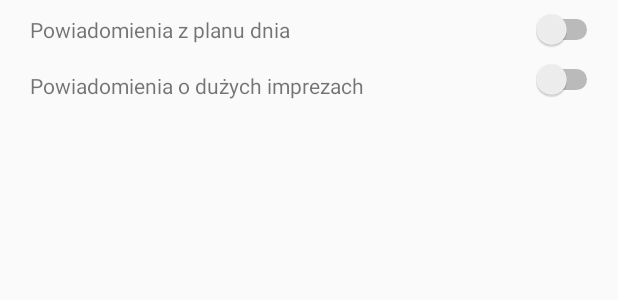
After one commit to Zielon/NavimeeMobile, an Android app: the layout notification_settings.xml on its own in the app's theme, with its tools: preview values and no code run, on a phone screen of 412 x 824 dp. The commit adds this screen. Shown: the top 300 px of the screen. Run offline under Robolectric (Android 15) with nearby library versions, the phone set to English and light mode, and no system bars.

Commit message:
zmiany ustawienia cz.2

```diff
--- a/app/src/main/java/org/pl/android/navimee/injection/component/ActivityComponent.java
+++ b/app/src/main/java/org/pl/android/navimee/injection/component/ActivityComponent.java
@@ -5,14 +5,13 @@ import android.content.Context;
 import dagger.Subcomponent;
 
 import org.pl.android.navimee.injection.ActivityContext;
-import org.pl.android.navimee.injection.ApplicationContext;
 import org.pl.android.navimee.injection.PerActivity;
 import org.pl.android.navimee.injection.module.ActivityModule;
 import org.pl.android.navimee.ui.dayschedule.DayScheduleFragment;
-import org.pl.android.navimee.ui.events.EventsAdapter;
 import org.pl.android.navimee.ui.events.EventsFragment;
 import org.pl.android.navimee.ui.hotspot.HotSpotFragment;
 import org.pl.android.navimee.ui.main.MainActivity;
+import org.pl.android.navimee.ui.settings.notification.NotificationActivity;
 import org.pl.android.navimee.ui.settings.SettingsActivity;
 import org.pl.android.navimee.ui.signin.SignInActivity;
 import org.pl.android.navimee.ui.signup.SignUpActivity;
@@ -25,6 +24,7 @@ import org.pl.android.navimee.ui.signup.SignUpActivity;
 public interface ActivityComponent {
 
     void inject(MainActivity mainActivity);
+    void inject(NotificationActivity notificationActivity);
     void inject(EventsFragment eventsFragment);
     void inject(HotSpotFragment hotSpotFragment);
     void inject(DayScheduleFragment dayScheduleFragment);
--- a/app/src/main/java/org/pl/android/navimee/ui/settings/SettingsPresenter.java
+++ b/app/src/main/java/org/pl/android/navimee/ui/settings/SettingsPresenter.java
@@ -50,7 +50,7 @@ public class SettingsPresenter extends BasePresenter<SettingsMvpView> {
         String userId = mDataManager.getFirebaseService().getFirebaseAuth().getCurrentUser().getUid();
         Map<String,Object> updates = new HashMap<>();
         updates.put("token", FieldValue.delete());
-        mDataManager.getFirebaseService().getFirebaseFirestore().collection("users").document(userId).update(updates).addOnSuccessListener(new OnSuccessListener<Void>() {
+        mDataManager.getFirebaseService().getFirebaseFirestore().collection("USERS").document(userId).update(updates).addOnSuccessListener(new OnSuccessListener<Void>() {
             @Override
             public void onSuccess(Void aVoid) {
                 Timber.i("Token successfully deleted!");
--- a/app/src/main/java/org/pl/android/navimee/ui/signin/SignInPresenter.java
+++ b/app/src/main/java/org/pl/android/navimee/ui/signin/SignInPresenter.java
@@ -87,7 +87,8 @@ public class SignInPresenter extends BasePresenter<SignInMvpView> {
             String token = mDataManager.getPreferencesHelper().getValueString(Const.MESSAGING_TOKEN);
             Map<String, Object> user = new HashMap<>();
             user.put("token", token);
-            user.put("email", mDataManager.getFirebaseService().getFirebaseAuth().getCurrentUser().getEmail());
+            user.put("bigEventsNotification", true);
+            user.put("dayScheduleNotification", true);
             mDataManager.getFirebaseService().getFirebaseFirestore().collection("USERS").document(userId).set(user).addOnSuccessListener(new OnSuccessListener<Void>() {
                 @Override
                 public void onSuccess(Void aVoid) {
--- /dev/null
+++ b/app/src/main/res/layout/notification_settings.xml
@@ -0,0 +1,52 @@
+<?xml version="1.0" encoding="utf-8"?>
+<RelativeLayout xmlns:android="http://schemas.android.com/apk/res/android"
+    xmlns:tools="http://schemas.android.com/tools"
+    android:layout_width="match_parent"
+    android:layout_height="match_parent"
+    tools:context="org.pl.android.navimee.ui.settings.notification.NotificationActivity">
+
+
+    <TextView
+        android:id="@+id/day_schedule_notifications_text"
+        android:layout_width="wrap_content"
+        android:layout_height="wrap_content"
+        android:layout_alignParentLeft="true"
+        android:layout_below="@id/toolbar"
+        android:paddingBottom="10dp"
+        android:paddingLeft="20dp"
+        android:paddingTop="10dp"
+        android:text="@string/notifications_day_schedule" />
+
+    <Switch
+        android:id="@+id/day_schedule_notifications_button"
+        android:layout_width="wrap_content"
+        android:layout_height="wrap_content"
+        android:layout_alignParentEnd="true"
+        android:layout_alignParentRight="true"
+        android:layout_below="@+id/day_schedule_notifications_text"
+        android:paddingRight="10dp"
+        android:textColorLink="@color/colorPrimary" />
+
+    <TextView
+        android:id="@+id/big_events_notifications_text"
+        android:layout_width="wrap_content"
+        android:layout_height="wrap_content"
+        android:layout_alignBottom="@+id/day_schedule_notifications_button"
+        android:layout_alignParentLeft="true"
+        android:layout_alignParentStart="true"
+        android:paddingLeft="20dp"
+        android:text="@string/notifications_big_events" />
+
+    <Switch
+        android:id="@+id/big_events_notifications_button"
+        android:layout_width="wrap_content"
+        android:layout_height="wrap_content"
+        android:layout_alignParentEnd="true"
+        android:layout_alignParentRight="true"
+        android:layout_alignTop="@+id/day_schedule_notifications_text"
+        android:paddingBottom="10dp"
+        android:paddingRight="10dp"
+        android:paddingTop="10dp"
+        android:textColorLink="@color/colorPrimary" />
+
+</RelativeLayout>
--- a/app/src/main/res/values/strings.xml
+++ b/app/src/main/res/values/strings.xml
@@ -40,6 +40,8 @@
     <string name="login">Zaloguj się</string>
     <string name="logout">Wyloguj się</string>
     <string name="settings">Ustawienia</string>
+    <string name="notifications_day_schedule">Powiadomienia z planu dnia</string>
+    <string name="notifications_big_events">Powiadomienia o dużych imprezach</string>
     <string name="notifications">Powiadomienia</string>
     <string name="change_email">Zmień email</string>
     <string name="change_password">Zmień hasło</string>
```
Also changed, not shown: app/src/main/AndroidManifest.xml (+8 -0 lines), app/src/main/java/org/pl/android/navimee/ui/settings/SettingsActivity.java (+14 -21 lines), app/src/main/java/org/pl/android/navimee/ui/settings/notification/NotificationActivity.java (added, +52 -0 lines), app/src/main/java/org/pl/android/navimee/ui/settings/notification/NotificationMvpView.java (added, +12 -0 lines), app/src/main/java/org/pl/android/navimee/ui/settings/notification/NotificationPresenter.java (added, +62 -0 lines).
